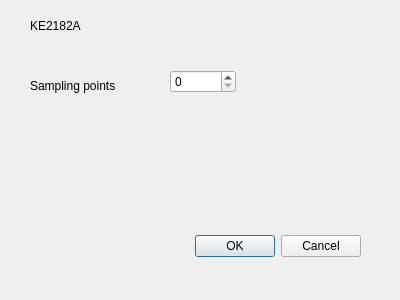
Qt form Control VI/ke2182a.ui (rohitranjan017/Interfacing-and-Data-Acquisition-from-Scientific-Instruments) before a commit.
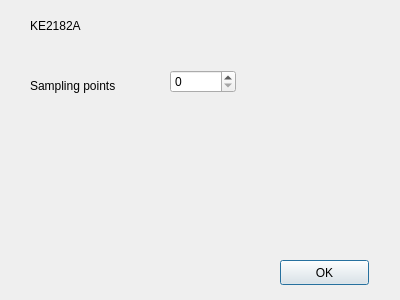
The same form after that commit.

The edit to the form file:
```diff
--- a/Control VI/ke2182a.ui
+++ b/Control VI/ke2182a.ui
@@ -39,22 +39,6 @@
     <number>0</number>
    </property>
   </widget>
-  <widget class="QDialogButtonBox" name="buttonBox">
-   <property name="geometry">
-    <rect>
-     <x>20</x>
-     <y>230</y>
-     <width>341</width>
-     <height>32</height>
-    </rect>
-   </property>
-   <property name="orientation">
-    <enum>Qt::Horizontal</enum>
-   </property>
-   <property name="standardButtons">
-    <set>QDialogButtonBox::Cancel|QDialogButtonBox::Ok</set>
-   </property>
-  </widget>
   <widget class="QLabel" name="label_2">
    <property name="geometry">
     <rect>
@@ -71,6 +55,19 @@
     <string>KE2182A</string>
    </property>
   </widget>
+  <widget class="QPushButton" name="ok">
+   <property name="geometry">
+    <rect>
+     <x>280</x>
+     <y>260</y>
+     <width>89</width>
+     <height>25</height>
+    </rect>
+   </property>
+   <property name="text">
+    <string>OK</string>
+   </property>
+  </widget>
  </widget>
  <resources/>
  <connections/>
```
